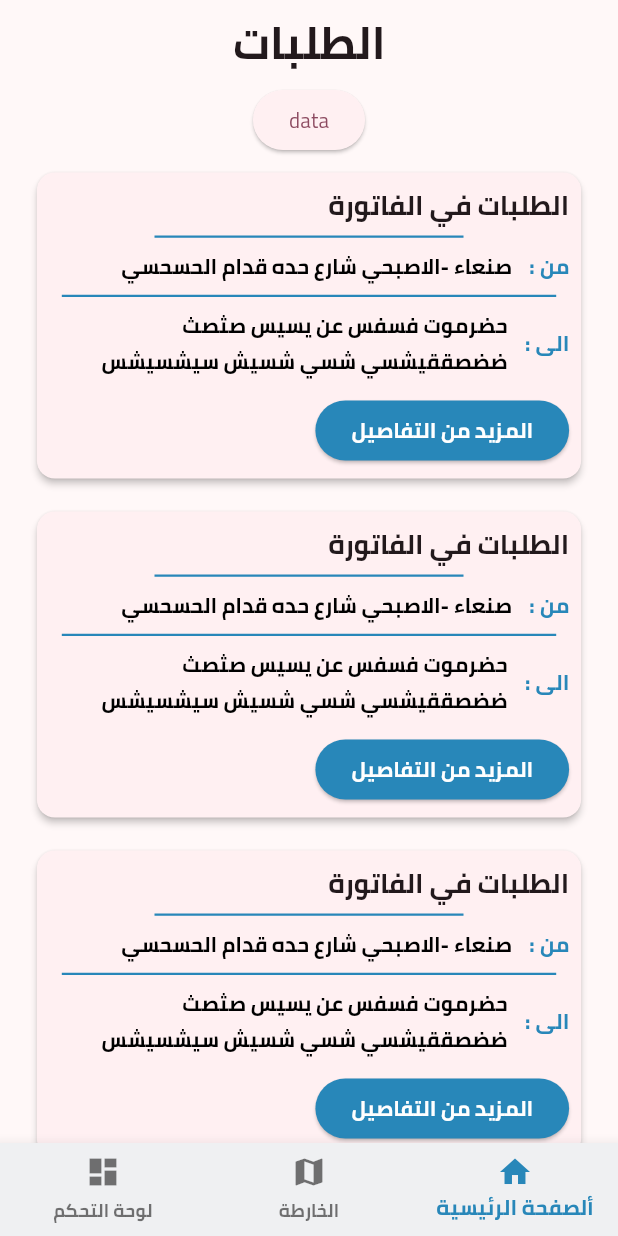
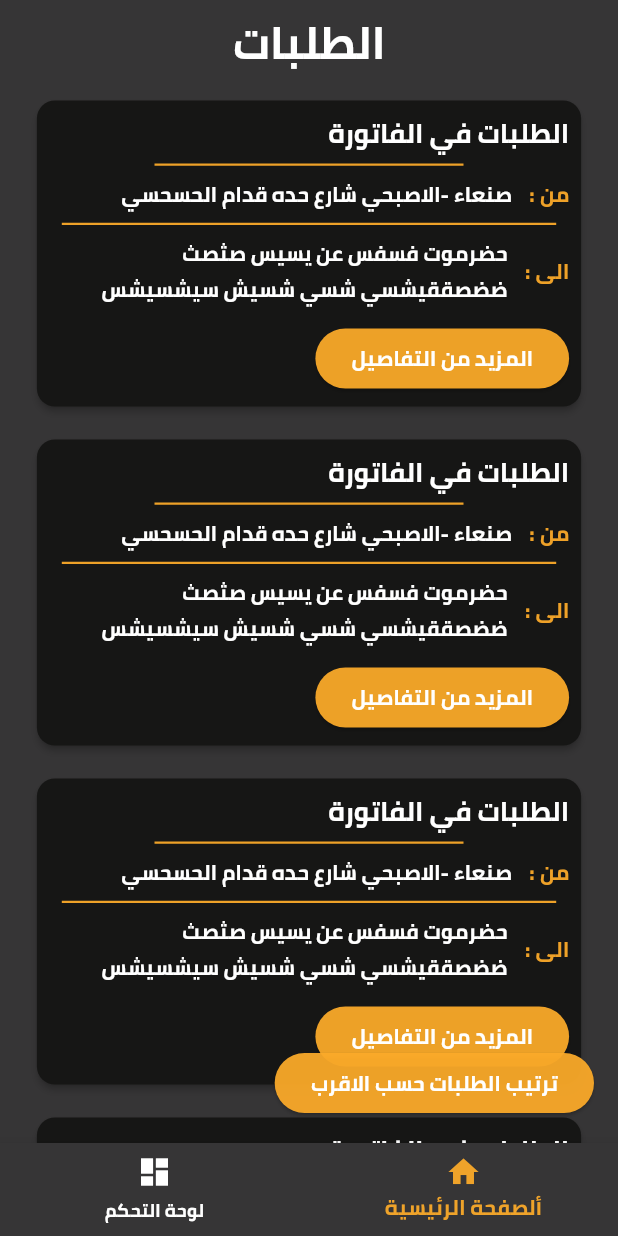
Before and after one commit to mohamdefathl/TexiApp, a Flutter app: the screen it shows after launch, on a phone screen of 412 x 824 dp. Run offline on Flutter 3.47's test engine with Material 2 defaults, Android fonts, the light colour scheme and no system bars; our stand-ins replace geolocator, google_maps_flutter; missing offline and left inert: flutter_polyline_points.

Commit message:
new changes ,change theme to orange anc black

```diff
--- a/lib/constant/color.dart
+++ b/lib/constant/color.dart
@@ -1,8 +1,10 @@
 import 'package:flutter/material.dart';
 
 class AppColor {
-  static const Color primary = Color.fromRGBO(40, 135, 185, 1);
-  static const Color secondary = Color(0xFFEFF0F2);
+  static const Color primary =Color(0xff0FBAA29);
+  static const Color secondary = Color(0xffF6F6FB);
   static const Color grey = Color(0xff9FAAB3);
-  static const Color black = Colors.black;
+  static const Color black = Color(0xFF161615);
+  static const Color blackSecond = Color(0xff363536);
+
 }
--- a/lib/main.dart
+++ b/lib/main.dart
@@ -1,7 +1,8 @@
 import 'package:flutter/material.dart';
 import 'package:taxiapp/constant/color.dart';
 import 'package:taxiapp/view/widget/BottomBar.dart';
-
+import 'package:taxiapp/functions/test.dart';
+import 'package:taxiapp/view/pages/login/login.dart';
 
 void main() {
   runApp(const MyApp());
@@ -18,36 +19,45 @@
       title: 'Taxi',
       theme: themeData(),
       home: Home(),
+      // home: Test(),
       // home: Login(),
     );
   }
 }
+
 ThemeData themeData() {
   return ThemeData(
     fontFamily: "Cairo",
     textTheme: const TextTheme(
-        titleLarge:
-            TextStyle(fontWeight: FontWeight.bold, fontSize: 30, height: 2),
+      titleLarge: TextStyle(
+          fontWeight: FontWeight.bold,
+          fontSize: 30,
+          height: 2,
+          color: Colors.white),
       titleMedium: TextStyle(
         fontWeight: FontWeight.bold,
+        color: Colors.white,
         fontSize: 18,
       ),
       titleSmall: TextStyle(
+        color: Colors.white,
         fontWeight: FontWeight.bold,
         fontSize: 16,
       ),
       bodyLarge: TextStyle(
           fontSize: 15,
           height: 1.5,
-            color: AppColor.black,
+          // color: AppColor.black,
+          color: Colors.white,
           fontWeight: FontWeight.w600),
       bodyMedium: TextStyle(
           fontSize: 14,
           height: 1.7,
-            color: AppColor.black,
+          // color: AppColor.black,
+          color: Colors.white,
           fontWeight: FontWeight.w600),
     ),
-      colorScheme: ColorScheme.fromSeed(seedColor: AppColor.black),
+    // colorScheme: ColorScheme.fromSeed(seedColor: AppColor.black),
     useMaterial3: true,
   );
 }
--- a/lib/view/pages/home/orders.dart
+++ b/lib/view/pages/home/orders.dart
@@ -1,5 +1,7 @@
 import 'package:flutter/material.dart';
+import 'package:taxiapp/constant/color.dart';
 import 'package:taxiapp/constant/mapconstart.dart';
+import 'package:taxiapp/view/widget/elevatedButton.dart';
 import 'package:taxiapp/view/widget/home/order.dart';
 import 'package:taxiapp/view/widget/home/order.dart';
 
@@ -9,24 +11,24 @@
   @override
   Widget build(BuildContext context) {
     return Scaffold(
+      floatingActionButton:CustomElevatedButton(
+                onPressed: () {}, title: "ترتيب الطلبات حسب الاقرب") ,
+      backgroundColor: AppColor.blackSecond,
       appBar: AppBar(
+        backgroundColor: AppColor.blackSecond,
         centerTitle: true,
         title: Text(
           "الطلبات",
           style: Theme.of(context).textTheme.titleLarge,
         ),
         scrolledUnderElevation: 0.0,
-        backgroundColor: Colors.transparent,
       ),
-      body: SingleChildScrollView(
+      body: const SingleChildScrollView(
         child: Column(
           mainAxisAlignment: MainAxisAlignment.center,
+          // crossAxisAlignment: CrossAxisAlignment.e,
           children: [
-            ElevatedButton(
-                onPressed: () {
-                  orderLocationByNearest();
-                },
-                child: Text("data")),
+
             Order(
               sourceLocation: "صنعاء -الاصبحي شارع حده قدام الحسحسي ",
               destinationLocation:
@@ -47,6 +49,7 @@
               destinationLocation:
                   "حضرموت فسفس عن يسيس صثصث ضضصققيشسي شسي شسيش سيشسيشس",
             ),
+            SizedBox(height: 90,)
           ],
         ),
       ),
--- a/lib/view/pages/login/login.dart
+++ b/lib/view/pages/login/login.dart
@@ -9,6 +9,7 @@
   @override
   Widget build(BuildContext context) {
     return Scaffold(
+      backgroundColor: AppColor.blackSecond,
         // resizeToAvoidBottomInset: true,
         body: SingleChildScrollView(
           reverse: true,
@@ -21,7 +22,7 @@
                 crossAxisAlignment: CrossAxisAlignment.center,
                 children: [
                   Image.asset(
-                    'assets/images/login.png',
+                    'assets/images/loginpage.png',
                     width: 350,
                     height: 350,
                   ),
--- a/lib/view/widget/BottomBar.dart
+++ b/lib/view/widget/BottomBar.dart
@@ -6,15 +6,15 @@
 import 'package:taxiapp/view/pages/home/orders.dart';
 
 class Home extends StatefulWidget {
-  const Home({super.key});
+  const Home({Key? key}) : super(key: key);
 
   @override
   State<Home> createState() => _HomeState();
 }
 
 class _HomeState extends State<Home> {
-  int _selectedIndex = 2;
-  @override
+  int _selectedIndex = 1;
+
   void _onItemTapped(int index) {
     setState(() {
       _selectedIndex = index;
@@ -23,23 +23,20 @@
 
   final List<Widget> _pages = [
     Dashboard(),
-    CustomMap(),
     Orders(),
   ];
+
   @override
   Widget build(BuildContext context) {
     return Scaffold(
       bottomNavigationBar: BottomNavigationBar(
-          backgroundColor: AppColor.secondary,
+        backgroundColor: AppColor.blackSecond,
         items: const <BottomNavigationBarItem>[
           BottomNavigationBarItem(
             icon: Icon(Icons.dashboard),
             label: 'لوحة التحكم',
           ),
-            BottomNavigationBarItem(
-              icon: Icon(Icons.map),
-              label: 'الخارطة',
-            ),
+
           BottomNavigationBarItem(
             icon: Icon(Icons.home),
             label: 'ألصفحة الرئيسية',
@@ -47,11 +44,12 @@
         ],
         currentIndex: _selectedIndex,
         selectedItemColor: AppColor.primary,
+        unselectedItemColor: Colors.white, // Set the unselected item color to white
         onTap: _onItemTapped,
       ),
-
       body: Container(
         child: _pages.elementAt(_selectedIndex),
-        ));
+      ),
+    );
   }
 }
--- a/lib/view/widget/detail/orderInDetail.dart
+++ b/lib/view/widget/detail/orderInDetail.dart
@@ -1,4 +1,5 @@
 import 'package:flutter/material.dart';
+import 'package:taxiapp/constant/color.dart';
 import 'package:taxiapp/view/widget/detail/orderitemlist.dart';
 
 class OrderInDetail extends StatelessWidget {
@@ -12,6 +13,7 @@
         margin: const EdgeInsets.symmetric(vertical: 10),
         // height: 300,
         child: Card(
+          color: AppColor.black,
           child: Padding(
             padding: const EdgeInsets.all(8),
             child: Column(
--- a/lib/view/widget/home/order.dart
+++ b/lib/view/widget/home/order.dart
@@ -21,6 +21,7 @@
         margin: EdgeInsets.symmetric(vertical: 7),
         width: MediaQuery.of(context).size.width * 0.9,
         child: Card(
+          color: AppColor.black,
           elevation: 2,
           child: Padding(
             padding: const EdgeInsets.all(8.0),
--- a/pubspec.yaml
+++ b/pubspec.yaml
@@ -67,6 +67,7 @@
   # To add assets to your application, add an assets section, like this:
   assets:
     - assets/images/login.png
+    - assets/images/loginpage.png
 
 
 
```
Also changed, not shown: lib/constant/google_mapStyle.dart (added, +2 -0 lines), lib/functions/locationSetup.dart (added, +53 -0 lines), lib/functions/test.dart (added, +80 -0 lines), lib/view/pages/detail/detailpage.dart (+69 -5 lines), lib/view/pages/map.dart (+55 -24 lines), assets/images/login.png, assets/images/loginpage.png (added), assets/images/logins.svg (deleted). Lines whose indentation alone changed are shown as unchanged.
